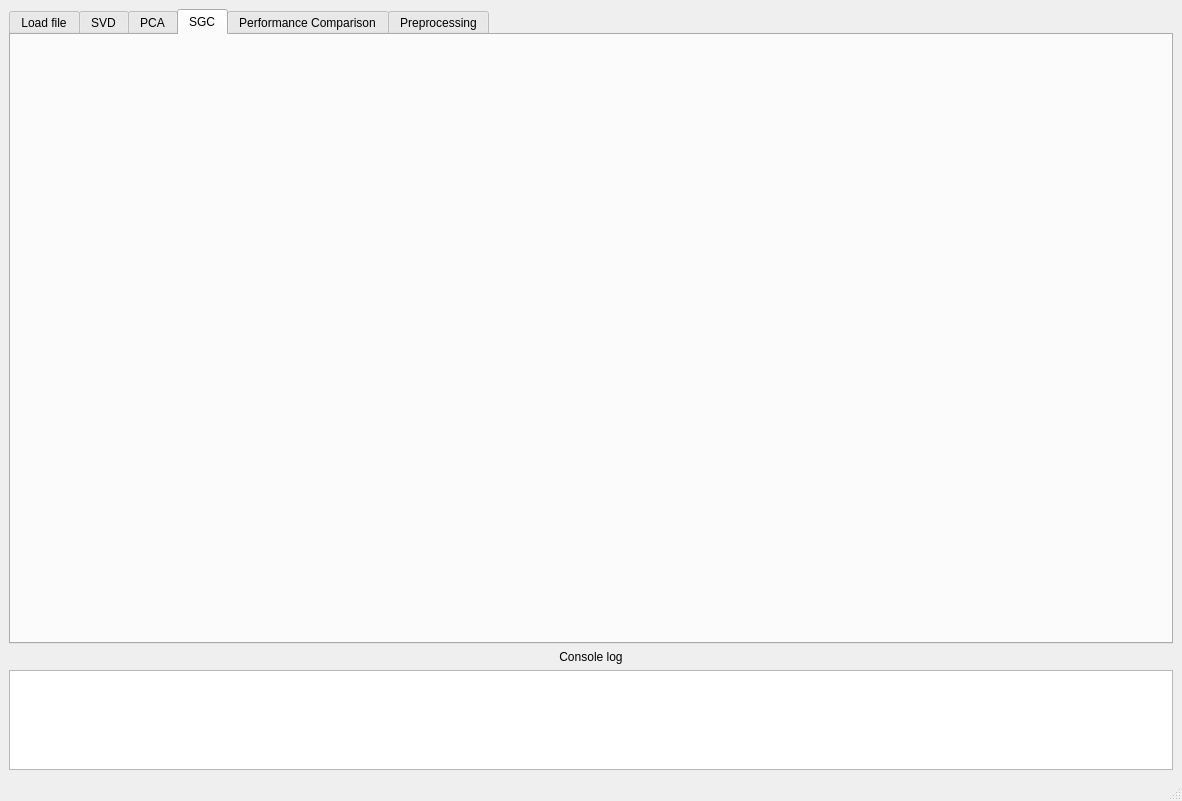
Above: gui/MainWindow.ui from rivelco/ENCORE before the change. Below: the same form after it.
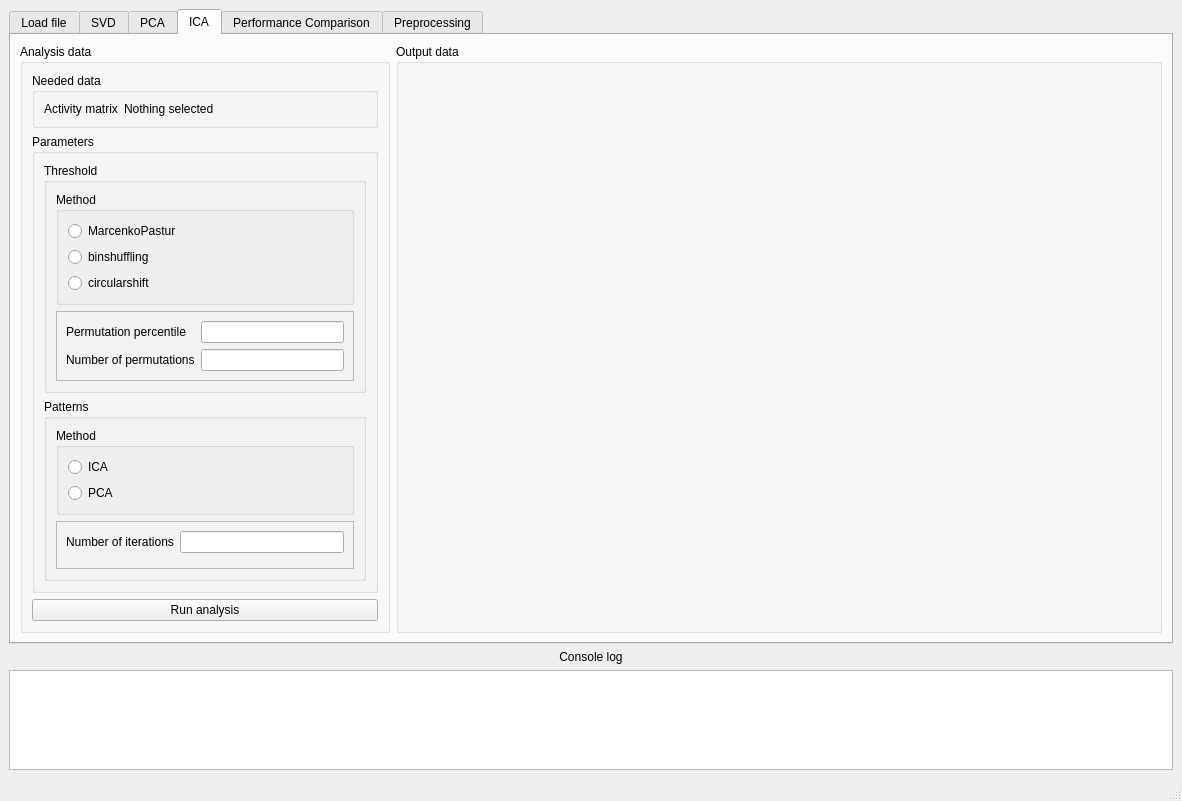
That is the form after the change. The open tabs and pages were chosen to show the change. Custom widgets are drawn as their Qt base class.

Commit message: Progress adding ICA algorithm

What changed in the file:
```diff
--- a/gui/MainWindow.ui
+++ b/gui/MainWindow.ui
@@ -1032,8 +1032,208 @@
       </widget>
       <widget class="QWidget" name="tab_4">
        <attribute name="title">
-        <string>SGC</string>
+        <string>ICA</string>
        </attribute>
+       <layout class="QHBoxLayout" name="horizontalLayout_7">
+        <item>
+         <widget class="QGroupBox" name="groupBox_10">
+          <property name="maximumSize">
+           <size>
+            <width>370</width>
+            <height>16777215</height>
+           </size>
+          </property>
+          <property name="title">
+           <string>Analysis data</string>
+          </property>
+          <layout class="QVBoxLayout" name="verticalLayout_20">
+           <item>
+            <widget class="QGroupBox" name="groupBox_11">
+             <property name="sizePolicy">
+              <sizepolicy hsizetype="Expanding" vsizetype="Minimum">
+               <horstretch>0</horstretch>
+               <verstretch>0</verstretch>
+              </sizepolicy>
+             </property>
+             <property name="title">
+              <string>Needed data</string>
+             </property>
+             <layout class="QFormLayout" name="formLayout_5">
+              <item row="0" column="0">
+               <widget class="QLabel" name="label_6">
+                <property name="text">
+                 <string>Activity matrix</string>
+                </property>
+               </widget>
+              </item>
+              <item row="0" column="1">
+               <widget class="QLabel" name="label_7">
+                <property name="text">
+                 <string>Nothing selected</string>
+                </property>
+               </widget>
+              </item>
+             </layout>
+            </widget>
+           </item>
+           <item>
+            <widget class="QGroupBox" name="groupBox_12">
+             <property name="sizePolicy">
+              <sizepolicy hsizetype="Preferred" vsizetype="Expanding">
+               <horstretch>0</horstretch>
+               <verstretch>0</verstretch>
+              </sizepolicy>
+             </property>
+             <property name="title">
+              <string>Parameters</string>
+             </property>
+             <layout class="QVBoxLayout" name="verticalLayout_19">
+              <item>
+               <widget class="QGroupBox" name="groupBox_13">
+                <property name="title">
+                 <string>Threshold</string>
+                </property>
+                <layout class="QVBoxLayout" name="verticalLayout_22">
+                 <item>
+                  <widget class="QGroupBox" name="groupBox_21">
+                   <property name="title">
+                    <string>Method</string>
+                   </property>
+                   <layout class="QVBoxLayout" name="verticalLayout_17">
+                    <item>
+                     <widget class="QRadioButton" name="radioButton">
+                      <property name="text">
+                       <string>MarcenkoPastur</string>
+                      </property>
+                     </widget>
+                    </item>
+                    <item>
+                     <widget class="QRadioButton" name="radioButton_2">
+                      <property name="text">
+                       <string>binshuffling</string>
+                      </property>
+                     </widget>
+                    </item>
+                    <item>
+                     <widget class="QRadioButton" name="radioButton_3">
+                      <property name="text">
+                       <string>circularshift</string>
+                      </property>
+                     </widget>
+                    </item>
+                   </layout>
+                  </widget>
+                 </item>
+                 <item>
+                  <widget class="QFrame" name="frame_4">
+                   <property name="frameShape">
+                    <enum>QFrame::StyledPanel</enum>
+                   </property>
+                   <property name="frameShadow">
+                    <enum>QFrame::Raised</enum>
+                   </property>
+                   <layout class="QFormLayout" name="formLayout_6">
+                    <item row="0" column="0">
+                     <widget class="QLabel" name="label_10">
+                      <property name="text">
+                       <string>Permutation percentile</string>
+                      </property>
+                     </widget>
+                    </item>
+                    <item row="0" column="1">
+                     <widget class="QLineEdit" name="lineEdit"/>
+                    </item>
+                    <item row="1" column="0">
+                     <widget class="QLabel" name="label_13">
+                      <property name="text">
+                       <string>Number of permutations</string>
+                      </property>
+                     </widget>
+                    </item>
+                    <item row="1" column="1">
+                     <widget class="QLineEdit" name="lineEdit_2"/>
+                    </item>
+                   </layout>
+                  </widget>
+                 </item>
+                </layout>
+               </widget>
+              </item>
+              <item>
+               <widget class="QGroupBox" name="groupBox_19">
+                <property name="title">
+                 <string>Patterns</string>
+                </property>
+                <layout class="QVBoxLayout" name="verticalLayout_21">
+                 <item>
+                  <widget class="QGroupBox" name="groupBox_20">
+                   <property name="title">
+                    <string>Method</string>
+                   </property>
+                   <layout class="QVBoxLayout" name="verticalLayout_18">
+                    <item>
+                     <widget class="QRadioButton" name="radioButton_5">
+                      <property name="text">
+                       <string>ICA</string>
+                      </property>
+                     </widget>
+                    </item>
+                    <item>
+                     <widget class="QRadioButton" name="radioButton_4">
+                      <property name="text">
+                       <string>PCA</string>
+                      </property>
+                     </widget>
+                    </item>
+                   </layout>
+                  </widget>
+                 </item>
+                 <item>
+                  <widget class="QFrame" name="frame_3">
+                   <property name="frameShape">
+                    <enum>QFrame::StyledPanel</enum>
+                   </property>
+                   <property name="frameShadow">
+                    <enum>QFrame::Raised</enum>
+                   </property>
+                   <layout class="QFormLayout" name="formLayout_7">
+                    <item row="0" column="0">
+                     <widget class="QLabel" name="label_14">
+                      <property name="text">
+                       <string>Number of iterations</string>
+                      </property>
+                     </widget>
+                    </item>
+                    <item row="0" column="1">
+                     <widget class="QLineEdit" name="lineEdit_3"/>
+                    </item>
+                   </layout>
+                  </widget>
+                 </item>
+                </layout>
+               </widget>
+              </item>
+             </layout>
+            </widget>
+           </item>
+           <item>
+            <widget class="QPushButton" name="pushButton">
+             <property name="text">
+              <string>Run analysis</string>
+             </property>
+            </widget>
+           </item>
+          </layout>
+         </widget>
+        </item>
+        <item>
+         <widget class="QGroupBox" name="groupBox_18">
+          <property name="title">
+           <string>Output data</string>
+          </property>
+         </widget>
+        </item>
+       </layout>
       </widget>
       <widget class="QWidget" name="tab_5">
        <attribute name="title">
```
Left out of the diff: 69 changed lines with no effect on the pictures.
